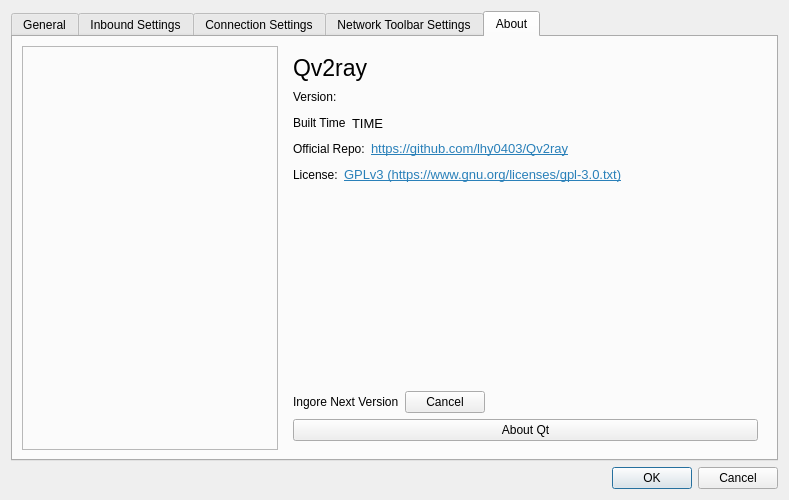
Above: src/ui/w_PrefrencesWindow.ui from darsvador/qvssr before the change. Below: the same form after it.
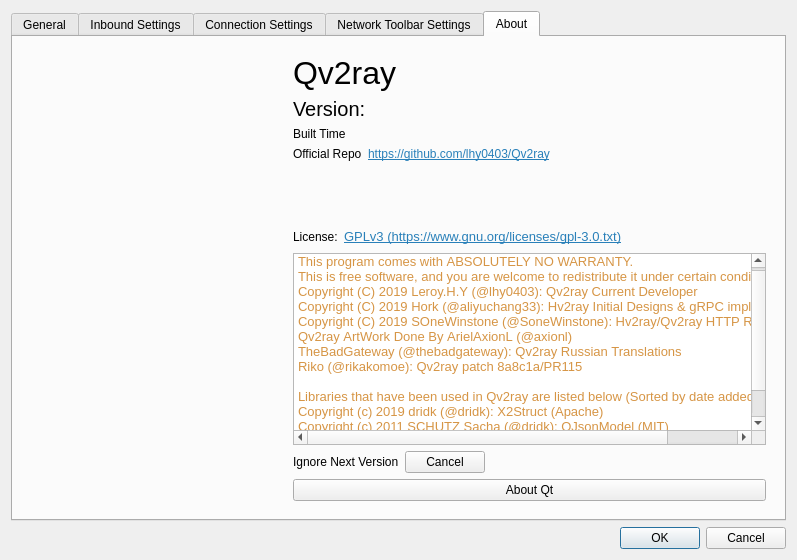
That is the form after the change. The open tabs and pages were chosen to show the change. Icons and pictures are not drawn.

Commit message:
[VD][WIP] #130 Change to a new logo, new icon color schemes and added dark mode support (#131)
* [Update] icons: visual design

* [add] Added PNG for macOS

* [add] Added macOS icns

* [add] Added more icons and do some renamings, #130 this WILL BREAK the build.

* [fix] #130 fixed some ui settings

* [add] #130 Added more support for new ICONS

* [change] #130 #131 Changed MainWindow UI-Merging "ADDConfigBtn", fixed a ScreenShot window issue. Added message in Pref Window.

* [fix] Fixed layout of mainwindow

* [Windows] More UI Options

* [fix] Fixed a typo #130 #131

```diff
--- a/src/ui/w_PrefrencesWindow.ui
+++ b/src/ui/w_PrefrencesWindow.ui
@@ -6,20 +6,14 @@
    <rect>
     <x>0</x>
     <y>0</y>
-    <width>789</width>
-    <height>500</height>
+    <width>797</width>
+    <height>560</height>
    </rect>
   </property>
-  <property name="sizePolicy">
-   <sizepolicy hsizetype="Preferred" vsizetype="MinimumExpanding">
-    <horstretch>0</horstretch>
-    <verstretch>0</verstretch>
-   </sizepolicy>
-  </property>
   <property name="minimumSize">
    <size>
     <width>780</width>
-    <height>500</height>
+    <height>560</height>
    </size>
   </property>
   <property name="windowTitle">
@@ -1051,31 +1045,42 @@
       <attribute name="title">
        <string>About</string>
       </attribute>
-      <layout class="QHBoxLayout" name="horizontalLayout" stretch="0,0">
+      <layout class="QHBoxLayout" name="horizontalLayout">
        <item>
-        <widget class="QFrame" name="img">
-         <property name="sizePolicy">
-          <sizepolicy hsizetype="Minimum" vsizetype="Minimum">
-           <horstretch>0</horstretch>
-           <verstretch>0</verstretch>
-          </sizepolicy>
-         </property>
-         <property name="minimumSize">
-          <size>
-           <width>256</width>
-           <height>256</height>
-          </size>
-         </property>
-         <property name="styleSheet">
-          <string notr="true">background-image: url(:/icons/qv2ray.ico);background-repeat: no-repeat;</string>
-         </property>
-         <property name="frameShape">
-          <enum>QFrame::StyledPanel</enum>
-         </property>
-         <property name="frameShadow">
-          <enum>QFrame::Raised</enum>
-         </property>
-        </widget>
+        <layout class="QVBoxLayout" name="verticalLayout_5">
+         <item>
+          <widget class="QWidget" name="img" native="true">
+           <property name="sizePolicy">
+            <sizepolicy hsizetype="Minimum" vsizetype="Minimum">
+             <horstretch>0</horstretch>
+             <verstretch>0</verstretch>
+            </sizepolicy>
+           </property>
+           <property name="minimumSize">
+            <size>
+             <width>256</width>
+             <height>256</height>
+            </size>
+           </property>
+           <property name="styleSheet">
+            <string notr="true">image: url(:/icons/qv2ray.ico);</string>
+           </property>
+          </widget>
+         </item>
+         <item>
+          <spacer name="verticalSpacer_2">
+           <property name="orientation">
+            <enum>Qt::Vertical</enum>
+           </property>
+           <property name="sizeHint" stdset="0">
+            <size>
+             <width>20</width>
+             <height>40</height>
+            </size>
+           </property>
+          </spacer>
+         </item>
+        </layout>
        </item>
        <item>
         <widget class="QFrame" name="formFrame">
@@ -1084,7 +1089,7 @@
            <widget class="QLabel" name="label_20">
             <property name="font">
              <font>
-              <pointsize>17</pointsize>
+              <pointsize>24</pointsize>
              </font>
             </property>
             <property name="text">
@@ -1096,6 +1101,11 @@
            <layout class="QHBoxLayout" name="horizontalLayout_6">
             <item>
              <widget class="QLabel" name="label_24">
+              <property name="font">
+               <font>
+                <pointsize>15</pointsize>
+               </font>
+              </property>
               <property name="text">
                <string>Version:</string>
               </property>
@@ -1105,7 +1115,7 @@
              <widget class="QLabel" name="qvVersion">
               <property name="font">
                <font>
-                <pointsize>10</pointsize>
+                <pointsize>15</pointsize>
                </font>
               </property>
              </widget>
@@ -1126,51 +1136,29 @@
            </layout>
           </item>
           <item>
-           <layout class="QHBoxLayout" name="horizontalLayout_7">
-            <item>
+           <layout class="QGridLayout" name="gridLayout_5" columnstretch="0,1">
+            <item row="0" column="1">
+             <widget class="QLabel" name="qvBuildTime">
+              <property name="text">
+               <string/>
+              </property>
+             </widget>
+            </item>
+            <item row="0" column="0">
              <widget class="QLabel" name="label_26">
               <property name="text">
                <string>Built Time</string>
               </property>
              </widget>
             </item>
-            <item>
-             <widget class="QLabel" name="qvBuildTime">
-              <property name="font">
-               <font>
-                <pointsize>10</pointsize>
-               </font>
-              </property>
-              <property name="text">
-               <string>TIME</string>
-              </property>
-             </widget>
-            </item>
-            <item>
-             <spacer name="horizontalSpacer_2">
-              <property name="orientation">
-               <enum>Qt::Horizontal</enum>
-              </property>
-              <property name="sizeHint" stdset="0">
-               <size>
-                <width>40</width>
-                <height>20</height>
-               </size>
-              </property>
-             </spacer>
-            </item>
-           </layout>
-          </item>
-          <item>
-           <layout class="QHBoxLayout" name="horizontalLayout_8">
-            <item>
+            <item row="1" column="0">
              <widget class="QLabel" name="label_27">
               <property name="text">
-               <string>Official Repo:</string>
+               <string>Official Repo</string>
               </property>
              </widget>
             </item>
-            <item>
+            <item row="1" column="1">
              <widget class="QLabel" name="label_28">
               <property name="sizePolicy">
                <sizepolicy hsizetype="Expanding" vsizetype="Preferred">
@@ -1178,11 +1166,6 @@
                 <verstretch>0</verstretch>
                </sizepolicy>
               </property>
-              <property name="font">
-               <font>
-                <pointsize>10</pointsize>
-               </font>
-              </property>
               <property name="text">
                <string>&lt;html&gt;&lt;head/&gt;&lt;body&gt;&lt;p&gt;&lt;a href=&quot;https://github.com/lhy0403/Qv2ray&quot;&gt;&lt;span style=&quot; text-decoration: underline; color:#2980b9;&quot;&gt;https://github.com/lhy0403/Qv2ray&lt;/span&gt;&lt;/a&gt;&lt;/p&gt;&lt;/body&gt;&lt;/html&gt;</string>
               </property>
@@ -1197,21 +1180,21 @@
               </property>
              </widget>
             </item>
-            <item>
-             <spacer name="horizontalSpacer_3">
-              <property name="orientation">
-               <enum>Qt::Horizontal</enum>
-              </property>
-              <property name="sizeHint" stdset="0">
-               <size>
-                <width>40</width>
-                <height>20</height>
-               </size>
-              </property>
-             </spacer>
-            </item>
            </layout>
           </item>
+          <item>
+           <spacer name="verticalSpacer_6">
+            <property name="orientation">
+             <enum>Qt::Vertical</enum>
+            </property>
+            <property name="sizeHint" stdset="0">
+             <size>
+              <width>20</width>
+              <height>40</height>
+             </size>
+            </property>
+           </spacer>
+          </item>
           <item>
            <layout class="QHBoxLayout" name="horizontalLayout_9">
             <item>
@@ -1264,24 +1247,41 @@
            </layout>
           </item>
           <item>
-           <spacer name="verticalSpacer1_2">
-            <property name="orientation">
-             <enum>Qt::Vertical</enum>
+           <widget class="QTextEdit" name="textEdit">
+            <property name="lineWrapMode">
+             <enum>QTextEdit::NoWrap</enum>
             </property>
-            <property name="sizeHint" stdset="0">
-             <size>
-              <width>20</width>
-              <height>40</height>
-             </size>
+            <property name="readOnly">
+             <bool>true</bool>
             </property>
-           </spacer>
+            <property name="html">
+             <string>&lt;!DOCTYPE HTML PUBLIC &quot;-//W3C//DTD HTML 4.0//EN&quot; &quot;http://www.w3.org/TR/REC-html40/strict.dtd&quot;&gt;
+&lt;html&gt;&lt;head&gt;&lt;meta name=&quot;qrichtext&quot; content=&quot;1&quot; /&gt;&lt;style type=&quot;text/css&quot;&gt;
+p, li { white-space: pre-wrap; }
+&lt;/style&gt;&lt;/head&gt;&lt;body style=&quot; font-family:'Noto Sans'; font-size:10pt; font-weight:400; font-style:normal;&quot;&gt;
+&lt;p style=&quot; margin-top:0px; margin-bottom:0px; margin-left:0px; margin-right:0px; -qt-block-indent:0; text-indent:0px;&quot;&gt;&lt;span style=&quot; font-family:'Noto Sans'; color:#d69545;&quot;&gt;This&lt;/span&gt;&lt;span style=&quot; font-family:'Noto Sans'; color:#bec0c2;&quot;&gt; &lt;/span&gt;&lt;span style=&quot; font-family:'Noto Sans'; color:#d69545;&quot;&gt;program&lt;/span&gt;&lt;span style=&quot; font-family:'Noto Sans'; color:#bec0c2;&quot;&gt; &lt;/span&gt;&lt;span style=&quot; font-family:'Noto Sans'; color:#d69545;&quot;&gt;comes&lt;/span&gt;&lt;span style=&quot; font-family:'Noto Sans'; color:#bec0c2;&quot;&gt; &lt;/span&gt;&lt;span style=&quot; font-family:'Noto Sans'; color:#d69545;&quot;&gt;with&lt;/span&gt;&lt;span style=&quot; font-family:'Noto Sans'; color:#bec0c2;&quot;&gt; &lt;/span&gt;&lt;span style=&quot; font-family:'Noto Sans'; color:#d69545;&quot;&gt;ABSOLUTELY&lt;/span&gt;&lt;span style=&quot; font-family:'Noto Sans'; color:#bec0c2;&quot;&gt; &lt;/span&gt;&lt;span style=&quot; font-family:'Noto Sans'; color:#d69545;&quot;&gt;NO&lt;/span&gt;&lt;span style=&quot; font-family:'Noto Sans'; color:#bec0c2;&quot;&gt; &lt;/span&gt;&lt;span style=&quot; font-family:'Noto Sans'; color:#d69545;&quot;&gt;WARRANTY.&lt;/span&gt;&lt;/p&gt;
+&lt;p style=&quot; margin-top:0px; margin-bottom:0px; margin-left:0px; margin-right:0px; -qt-block-indent:0; text-indent:0px;&quot;&gt;&lt;span style=&quot; font-family:'Hack'; color:#d69545;&quot;&gt;This&lt;/span&gt;&lt;span style=&quot; font-family:'Hack'; color:#bec0c2;&quot;&gt; &lt;/span&gt;&lt;span style=&quot; font-family:'Hack'; color:#d69545;&quot;&gt;is&lt;/span&gt;&lt;span style=&quot; font-family:'Hack'; color:#bec0c2;&quot;&gt; &lt;/span&gt;&lt;span style=&quot; font-family:'Hack'; color:#d69545;&quot;&gt;free&lt;/span&gt;&lt;span style=&quot; font-family:'Hack'; color:#bec0c2;&quot;&gt; &lt;/span&gt;&lt;span style=&quot; font-family:'Hack'; color:#d69545;&quot;&gt;software,&lt;/span&gt;&lt;span style=&quot; font-family:'Hack'; color:#bec0c2;&quot;&gt; &lt;/span&gt;&lt;span style=&quot; font-family:'Hack'; color:#d69545;&quot;&gt;and&lt;/span&gt;&lt;span style=&quot; font-family:'Hack'; color:#bec0c2;&quot;&gt; &lt;/span&gt;&lt;span style=&quot; font-family:'Hack'; color:#d69545;&quot;&gt;you&lt;/span&gt;&lt;span style=&quot; font-family:'Hack'; color:#bec0c2;&quot;&gt; &lt;/span&gt;&lt;span style=&quot; font-family:'Hack'; color:#d69545;&quot;&gt;are&lt;/span&gt;&lt;span style=&quot; font-family:'Hack'; color:#bec0c2;&quot;&gt; &lt;/span&gt;&lt;span style=&quot; font-family:'Hack'; color:#d69545;&quot;&gt;welcome&lt;/span&gt;&lt;span style=&quot; font-family:'Hack'; color:#bec0c2;&quot;&gt; &lt;/span&gt;&lt;span style=&quot; font-family:'Hack'; color:#d69545;&quot;&gt;to&lt;/span&gt;&lt;span style=&quot; font-family:'Hack'; color:#bec0c2;&quot;&gt; &lt;/span&gt;&lt;span style=&quot; font-family:'Hack'; color:#d69545;&quot;&gt;redistribute&lt;/span&gt;&lt;span style=&quot; font-family:'Hack'; color:#bec0c2;&quot;&gt; &lt;/span&gt;&lt;span style=&quot; font-family:'Hack'; color:#d69545;&quot;&gt;it under&lt;/span&gt;&lt;span style=&quot; font-family:'Hack'; color:#bec0c2;&quot;&gt; &lt;/span&gt;&lt;span style=&quot; font-family:'Hack'; color:#d69545;&quot;&gt;certain&lt;/span&gt;&lt;span style=&quot; font-family:'Hack'; color:#bec0c2;&quot;&gt; &lt;/span&gt;&lt;span style=&quot; font-family:'Hack'; color:#d69545;&quot;&gt;conditions.&lt;/span&gt;&lt;/p&gt;
+&lt;p style=&quot; margin-top:0px; margin-bottom:0px; margin-left:0px; margin-right:0px; -qt-block-indent:0; text-indent:0px;&quot;&gt;&lt;span style=&quot; font-family:'Hack'; color:#d69545;&quot;&gt;Copyright&lt;/span&gt;&lt;span style=&quot; font-family:'Hack'; color:#bec0c2;&quot;&gt; &lt;/span&gt;&lt;span style=&quot; font-family:'Hack'; color:#d69545;&quot;&gt;(C)&lt;/span&gt;&lt;span style=&quot; font-family:'Hack'; color:#bec0c2;&quot;&gt; &lt;/span&gt;&lt;span style=&quot; font-family:'Hack'; color:#d69545;&quot;&gt;2019&lt;/span&gt;&lt;span style=&quot; font-family:'Hack'; color:#bec0c2;&quot;&gt; &lt;/span&gt;&lt;span style=&quot; font-family:'Hack'; color:#d69545;&quot;&gt;Leroy.H.Y&lt;/span&gt;&lt;span style=&quot; font-family:'Hack'; color:#bec0c2;&quot;&gt; &lt;/span&gt;&lt;span style=&quot; font-family:'Hack'; color:#d69545;&quot;&gt;(@lhy0403):&lt;/span&gt;&lt;span style=&quot; font-family:'Hack'; color:#bec0c2;&quot;&gt; &lt;/span&gt;&lt;span style=&quot; font-family:'Hack'; color:#d69545;&quot;&gt;Qv2ray&lt;/span&gt;&lt;span style=&quot; font-family:'Hack'; color:#bec0c2;&quot;&gt; &lt;/span&gt;&lt;span style=&quot; font-family:'Hack'; color:#d69545;&quot;&gt;Current&lt;/span&gt;&lt;span style=&quot; font-family:'Hack'; color:#bec0c2;&quot;&gt; &lt;/span&gt;&lt;span style=&quot; font-family:'Hack'; color:#d69545;&quot;&gt;Developer&lt;/span&gt;&lt;/p&gt;
+&lt;p style=&quot; margin-top:0px; margin-bottom:0px; margin-left:0px; margin-right:0px; -qt-block-indent:0; text-indent:0px;&quot;&gt;&lt;span style=&quot; font-family:'Hack'; color:#d69545;&quot;&gt;Copyright&lt;/span&gt;&lt;span style=&quot; font-family:'Hack'; color:#bec0c2;&quot;&gt; &lt;/span&gt;&lt;span style=&quot; font-family:'Hack'; color:#d69545;&quot;&gt;(C)&lt;/span&gt;&lt;span style=&quot; font-family:'Hack'; color:#bec0c2;&quot;&gt; &lt;/span&gt;&lt;span style=&quot; font-family:'Hack'; color:#d69545;&quot;&gt;2019&lt;/span&gt;&lt;span style=&quot; font-family:'Hack'; color:#bec0c2;&quot;&gt; &lt;/span&gt;&lt;span style=&quot; font-family:'Hack'; color:#d69545;&quot;&gt;Hork&lt;/span&gt;&lt;span style=&quot; font-family:'Hack'; color:#bec0c2;&quot;&gt; &lt;/span&gt;&lt;span style=&quot; font-family:'Hack'; color:#d69545;&quot;&gt;(@aliyuchang33):&lt;/span&gt;&lt;span style=&quot; font-family:'Hack'; color:#bec0c2;&quot;&gt; &lt;/span&gt;&lt;span style=&quot; font-family:'Hack'; color:#d69545;&quot;&gt;Hv2ray&lt;/span&gt;&lt;span style=&quot; font-family:'Hack'; color:#bec0c2;&quot;&gt; &lt;/span&gt;&lt;span style=&quot; font-family:'Hack'; color:#d69545;&quot;&gt;Initial&lt;/span&gt;&lt;span style=&quot; font-family:'Hack'; color:#bec0c2;&quot;&gt; &lt;/span&gt;&lt;span style=&quot; font-family:'Hack'; color:#d69545;&quot;&gt;Designs&lt;/span&gt;&lt;span style=&quot; font-family:'Hack'; color:#bec0c2;&quot;&gt; &lt;/span&gt;&lt;span style=&quot; font-family:'Hack'; color:#d69545;&quot;&gt;&amp;amp;&lt;/span&gt;&lt;span style=&quot; font-family:'Hack'; color:#bec0c2;&quot;&gt; &lt;/span&gt;&lt;span style=&quot; font-family:'Hack'; color:#d69545;&quot;&gt;gRPC&lt;/span&gt;&lt;span style=&quot; font-family:'Hack'; color:#bec0c2;&quot;&gt; &lt;/span&gt;&lt;span style=&quot; font-family:'Hack'; color:#d69545;&quot;&gt;implementation&lt;/span&gt;&lt;/p&gt;
+&lt;p style=&quot; margin-top:0px; margin-bottom:0px; margin-left:0px; margin-right:0px; -qt-block-indent:0; text-indent:0px;&quot;&gt;&lt;span style=&quot; font-family:'Hack'; color:#d69545;&quot;&gt;Copyright&lt;/span&gt;&lt;span style=&quot; font-family:'Hack'; color:#bec0c2;&quot;&gt; &lt;/span&gt;&lt;span style=&quot; font-family:'Hack'; color:#d69545;&quot;&gt;(C)&lt;/span&gt;&lt;span style=&quot; font-family:'Hack'; color:#bec0c2;&quot;&gt; &lt;/span&gt;&lt;span style=&quot; font-family:'Hack'; color:#d69545;&quot;&gt;2019&lt;/span&gt;&lt;span style=&quot; font-family:'Hack'; color:#bec0c2;&quot;&gt; &lt;/span&gt;&lt;span style=&quot; font-family:'Hack'; color:#d69545;&quot;&gt;SOneWinstone&lt;/span&gt;&lt;span style=&quot; font-family:'Hack'; color:#bec0c2;&quot;&gt; &lt;/span&gt;&lt;span style=&quot; font-family:'Hack'; color:#d69545;&quot;&gt;(@SoneWinstone):&lt;/span&gt;&lt;span style=&quot; font-family:'Hack'; color:#bec0c2;&quot;&gt; &lt;/span&gt;&lt;span style=&quot; font-family:'Hack'; color:#d69545;&quot;&gt;Hv2ray/Qv2ray&lt;/span&gt;&lt;span style=&quot; font-family:'Hack'; color:#bec0c2;&quot;&gt; &lt;/span&gt;&lt;span style=&quot; font-family:'Hack'; color:#d69545;&quot;&gt;HTTP&lt;/span&gt;&lt;span style=&quot; font-family:'Hack'; color:#bec0c2;&quot;&gt; &lt;/span&gt;&lt;span style=&quot; font-family:'Hack'; color:#d69545;&quot;&gt;Request&lt;/span&gt;&lt;span style=&quot; font-family:'Hack'; color:#bec0c2;&quot;&gt; &lt;/span&gt;&lt;span style=&quot; font-family:'Hack'; color:#d69545;&quot;&gt;Helper&lt;/span&gt;&lt;/p&gt;
+&lt;p style=&quot; margin-top:0px; margin-bottom:0px; margin-left:0px; margin-right:0px; -qt-block-indent:0; text-indent:0px;&quot;&gt;&lt;span style=&quot; font-family:'Hack'; color:#d69545;&quot;&gt;Qv2ray&lt;/span&gt;&lt;span style=&quot; font-family:'Hack'; color:#bec0c2;&quot;&gt; &lt;/span&gt;&lt;span style=&quot; font-family:'Hack'; color:#d69545;&quot;&gt;ArtWork&lt;/span&gt;&lt;span style=&quot; font-family:'Hack'; color:#bec0c2;&quot;&gt; &lt;/span&gt;&lt;span style=&quot; font-family:'Hack'; color:#d69545;&quot;&gt;Done&lt;/span&gt;&lt;span style=&quot; font-family:'Hack'; color:#bec0c2;&quot;&gt; &lt;/span&gt;&lt;span style=&quot; font-family:'Hack'; color:#d69545;&quot;&gt;By&lt;/span&gt;&lt;span style=&quot; font-family:'Hack'; color:#bec0c2;&quot;&gt; &lt;/span&gt;&lt;span style=&quot; font-family:'Hack'; color:#d69545;&quot;&gt;ArielAxionL&lt;/span&gt;&lt;span style=&quot; font-family:'Hack'; color:#bec0c2;&quot;&gt; &lt;/span&gt;&lt;span style=&quot; font-family:'Hack'; color:#d69545;&quot;&gt;(@axionl)&lt;/span&gt;&lt;/p&gt;
+&lt;p style=&quot; margin-top:0px; margin-bottom:0px; margin-left:0px; margin-right:0px; -qt-block-indent:0; text-indent:0px;&quot;&gt;&lt;span style=&quot; font-family:'Hack'; color:#d69545;&quot;&gt;TheBadGateway&lt;/span&gt;&lt;span style=&quot; font-family:'Hack'; color:#bec0c2;&quot;&gt; &lt;/span&gt;&lt;span style=&quot; font-family:'Hack'; color:#d69545;&quot;&gt;(@thebadgateway):&lt;/span&gt;&lt;span style=&quot; font-family:'Hack'; color:#bec0c2;&quot;&gt; &lt;/span&gt;&lt;span style=&quot; font-family:'Hack'; color:#d69545;&quot;&gt;Qv2ray&lt;/span&gt;&lt;span style=&quot; font-family:'Hack'; color:#bec0c2;&quot;&gt; &lt;/span&gt;&lt;span style=&quot; font-family:'Hack'; color:#d69545;&quot;&gt;Russian&lt;/span&gt;&lt;span style=&quot; font-family:'Hack'; color:#bec0c2;&quot;&gt; &lt;/span&gt;&lt;span style=&quot; font-family:'Hack'; color:#d69545;&quot;&gt;Translations&lt;/span&gt;&lt;/p&gt;
+&lt;p style=&quot; margin-top:0px; margin-bottom:0px; margin-left:0px; margin-right:0px; -qt-block-indent:0; text-indent:0px;&quot;&gt;&lt;span style=&quot; font-family:'Hack'; color:#d69545;&quot;&gt;Riko&lt;/span&gt;&lt;span style=&quot; font-family:'Hack'; color:#bec0c2;&quot;&gt; &lt;/span&gt;&lt;span style=&quot; font-family:'Hack'; color:#d69545;&quot;&gt;(@rikakomoe):&lt;/span&gt;&lt;span style=&quot; font-family:'Hack'; color:#bec0c2;&quot;&gt; &lt;/span&gt;&lt;span style=&quot; font-family:'Hack'; color:#d69545;&quot;&gt;Qv2ray&lt;/span&gt;&lt;span style=&quot; font-family:'Hack'; color:#bec0c2;&quot;&gt; &lt;/span&gt;&lt;span style=&quot; font-family:'Hack'; color:#d69545;&quot;&gt;patch&lt;/span&gt;&lt;span style=&quot; font-family:'Hack'; color:#bec0c2;&quot;&gt; &lt;/span&gt;&lt;span style=&quot; font-family:'Hack'; color:#d69545;&quot;&gt;8a8c1a/PR115&lt;/span&gt;&lt;/p&gt;
+&lt;p style=&quot;-qt-paragraph-type:empty; margin-top:0px; margin-bottom:0px; margin-left:0px; margin-right:0px; -qt-block-indent:0; text-indent:0px; font-family:'Hack';&quot;&gt;&lt;br /&gt;&lt;/p&gt;
+&lt;p style=&quot; margin-top:0px; margin-bottom:0px; margin-left:0px; margin-right:0px; -qt-block-indent:0; text-indent:0px;&quot;&gt;&lt;span style=&quot; font-family:'Hack'; color:#d69545;&quot;&gt;Libraries&lt;/span&gt;&lt;span style=&quot; font-family:'Hack'; color:#bec0c2;&quot;&gt; &lt;/span&gt;&lt;span style=&quot; font-family:'Hack'; color:#d69545;&quot;&gt;that&lt;/span&gt;&lt;span style=&quot; font-family:'Hack'; color:#bec0c2;&quot;&gt; &lt;/span&gt;&lt;span style=&quot; font-family:'Hack'; color:#d69545;&quot;&gt;have&lt;/span&gt;&lt;span style=&quot; font-family:'Hack'; color:#bec0c2;&quot;&gt; &lt;/span&gt;&lt;span style=&quot; font-family:'Hack'; color:#d69545;&quot;&gt;been&lt;/span&gt;&lt;span style=&quot; font-family:'Hack'; color:#bec0c2;&quot;&gt; &lt;/span&gt;&lt;span style=&quot; font-family:'Hack'; color:#d69545;&quot;&gt;used&lt;/span&gt;&lt;span style=&quot; font-family:'Hack'; color:#bec0c2;&quot;&gt; &lt;/span&gt;&lt;span style=&quot; font-family:'Hack'; color:#d69545;&quot;&gt;in&lt;/span&gt;&lt;span style=&quot; font-family:'Hack'; color:#bec0c2;&quot;&gt; &lt;/span&gt;&lt;span style=&quot; font-family:'Hack'; color:#d69545;&quot;&gt;Qv2ray&lt;/span&gt;&lt;span style=&quot; font-family:'Hack'; color:#bec0c2;&quot;&gt; &lt;/span&gt;&lt;span style=&quot; font-family:'Hack'; color:#d69545;&quot;&gt;are&lt;/span&gt;&lt;span style=&quot; font-family:'Hack'; color:#bec0c2;&quot;&gt; &lt;/span&gt;&lt;span style=&quot; font-family:'Hack'; color:#d69545;&quot;&gt;listed&lt;/span&gt;&lt;span style=&quot; font-family:'Hack'; color:#bec0c2;&quot;&gt; &lt;/span&gt;&lt;span style=&quot; font-family:'Hack'; color:#d69545;&quot;&gt;below&lt;/span&gt;&lt;span style=&quot; font-family:'Hack'; color:#bec0c2;&quot;&gt; &lt;/span&gt;&lt;span style=&quot; font-family:'Hack'; color:#d69545;&quot;&gt;(Sorted&lt;/span&gt;&lt;span style=&quot; font-family:'Hack'; color:#bec0c2;&quot;&gt; &lt;/span&gt;&lt;span style=&quot; font-family:'Hack'; color:#d69545;&quot;&gt;by&lt;/span&gt;&lt;span style=&quot; font-family:'Hack'; color:#bec0c2;&quot;&gt; &lt;/span&gt;&lt;span style=&quot; font-family:'Hack'; color:#d69545;&quot;&gt;date&lt;/span&gt;&lt;span style=&quot; font-family:'Hack'; color:#bec0c2;&quot;&gt; &lt;/span&gt;&lt;span style=&quot; font-family:'Hack'; color:#d69545;&quot;&gt;added):&lt;/span&gt;&lt;/p&gt;
+&lt;p style=&quot; margin-top:0px; margin-bottom:0px; margin-left:0px; margin-right:0px; -qt-block-indent:0; text-indent:0px;&quot;&gt;&lt;span style=&quot; font-family:'Hack'; color:#d69545;&quot;&gt;Copyright&lt;/span&gt;&lt;span style=&quot; font-family:'Hack'; color:#bec0c2;&quot;&gt; &lt;/span&gt;&lt;span style=&quot; font-family:'Hack'; color:#d69545;&quot;&gt;(c)&lt;/span&gt;&lt;span style=&quot; font-family:'Hack'; color:#bec0c2;&quot;&gt; &lt;/span&gt;&lt;span style=&quot; font-family:'Hack'; color:#d69545;&quot;&gt;2019&lt;/span&gt;&lt;span style=&quot; font-family:'Hack'; color:#bec0c2;&quot;&gt; &lt;/span&gt;&lt;span style=&quot; font-family:'Hack'; color:#d69545;&quot;&gt;dridk&lt;/span&gt;&lt;span style=&quot; font-family:'Hack'; color:#bec0c2;&quot;&gt; &lt;/span&gt;&lt;span style=&quot; font-family:'Hack'; color:#d69545;&quot;&gt;(@dridk):&lt;/span&gt;&lt;span style=&quot; font-family:'Hack'; color:#bec0c2;&quot;&gt; &lt;/span&gt;&lt;span style=&quot; font-family:'Hack'; color:#d69545;&quot;&gt;X2Struct&lt;/span&gt;&lt;span style=&quot; font-family:'Hack'; color:#bec0c2;&quot;&gt; &lt;/span&gt;&lt;span style=&quot; font-family:'Hack'; color:#d69545;&quot;&gt;(Apache)&lt;/span&gt;&lt;/p&gt;
+&lt;p style=&quot; margin-top:0px; margin-bottom:0px; margin-left:0px; margin-right:0px; -qt-block-indent:0; text-indent:0px;&quot;&gt;&lt;span style=&quot; font-family:'Hack'; color:#d69545;&quot;&gt;Copyright&lt;/span&gt;&lt;span style=&quot; font-family:'Hack'; color:#bec0c2;&quot;&gt; &lt;/span&gt;&lt;span style=&quot; font-family:'Hack'; color:#d69545;&quot;&gt;(c)&lt;/span&gt;&lt;span style=&quot; font-family:'Hack'; color:#bec0c2;&quot;&gt; &lt;/span&gt;&lt;span style=&quot; font-family:'Hack'; color:#d69545;&quot;&gt;2011&lt;/span&gt;&lt;span style=&quot; font-family:'Hack'; color:#bec0c2;&quot;&gt; &lt;/span&gt;&lt;span style=&quot; font-family:'Hack'; color:#d69545;&quot;&gt;SCHUTZ&lt;/span&gt;&lt;span style=&quot; font-family:'Hack'; color:#bec0c2;&quot;&gt; &lt;/span&gt;&lt;span style=&quot; font-family:'Hack'; color:#d69545;&quot;&gt;Sacha&lt;/span&gt;&lt;span style=&quot; font-family:'Hack'; color:#bec0c2;&quot;&gt; &lt;/span&gt;&lt;span style=&quot; font-family:'Hack'; color:#d69545;&quot;&gt;(@dridk):&lt;/span&gt;&lt;span style=&quot; font-family:'Hack'; color:#bec0c2;&quot;&gt; &lt;/span&gt;&lt;span style=&quot; font-family:'Hack'; color:#d69545;&quot;&gt;QJsonModel&lt;/span&gt;&lt;span style=&quot; font-family:'Hack'; color:#bec0c2;&quot;&gt; &lt;/span&gt;&lt;span style=&quot; font-family:'Hack'; color:#d69545;&quot;&gt;(MIT)&lt;/span&gt;&lt;/p&gt;
+&lt;p style=&quot; margin-top:0px; margin-bottom:0px; margin-left:0px; margin-right:0px; -qt-block-indent:0; text-indent:0px;&quot;&gt;&lt;span style=&quot; font-family:'Hack'; color:#d69545;&quot;&gt;Copyright&lt;/span&gt;&lt;span style=&quot; font-family:'Hack'; color:#bec0c2;&quot;&gt; &lt;/span&gt;&lt;span style=&quot; font-family:'Hack'; color:#d69545;&quot;&gt;(c)&lt;/span&gt;&lt;span style=&quot; font-family:'Hack'; color:#bec0c2;&quot;&gt; &lt;/span&gt;&lt;span style=&quot; font-family:'Hack'; color:#d69545;&quot;&gt;2019&lt;/span&gt;&lt;span style=&quot; font-family:'Hack'; color:#bec0c2;&quot;&gt; &lt;/span&gt;&lt;span style=&quot; font-family:'Hack'; color:#d69545;&quot;&gt;Nikolaos&lt;/span&gt;&lt;span style=&quot; font-family:'Hack'; color:#bec0c2;&quot;&gt; &lt;/span&gt;&lt;span style=&quot; font-family:'Hack'; color:#d69545;&quot;&gt;Ftylitakis&lt;/span&gt;&lt;span style=&quot; font-family:'Hack'; color:#bec0c2;&quot;&gt; &lt;/span&gt;&lt;span style=&quot; font-family:'Hack'; color:#d69545;&quot;&gt;(@ftylitak):&lt;/span&gt;&lt;span style=&quot; font-family:'Hack'; color:#bec0c2;&quot;&gt; &lt;/span&gt;&lt;span style=&quot; font-family:'Hack'; color:#d69545;&quot;&gt;QZXing&lt;/span&gt;&lt;span style=&quot; font-family:'Hack'; color:#bec0c2;&quot;&gt; &lt;/span&gt;&lt;span style=&quot; font-family:'Hack'; color:#d69545;&quot;&gt;(Apache2)&lt;/span&gt;&lt;/p&gt;
+&lt;p style=&quot; margin-top:0px; margin-bottom:0px; margin-left:0px; margin-right:0px; -qt-block-indent:0; text-indent:0px;&quot;&gt;&lt;span style=&quot; font-family:'Hack'; color:#d69545;&quot;&gt;Copyright&lt;/span&gt;&lt;span style=&quot; font-family:'Hack'; color:#bec0c2;&quot;&gt; &lt;/span&gt;&lt;span style=&quot; font-family:'Hack'; color:#d69545;&quot;&gt;(c)&lt;/span&gt;&lt;span style=&quot; font-family:'Hack'; color:#bec0c2;&quot;&gt; &lt;/span&gt;&lt;span style=&quot; font-family:'Hack'; color:#d69545;&quot;&gt;2016&lt;/span&gt;&lt;span style=&quot; font-family:'Hack'; color:#bec0c2;&quot;&gt; &lt;/span&gt;&lt;span style=&quot; font-family:'Hack'; color:#d69545;&quot;&gt;Singein&lt;/span&gt;&lt;span style=&quot; font-family:'Hack'; color:#bec0c2;&quot;&gt; &lt;/span&gt;&lt;span style=&quot; font-family:'Hack'; color:#d69545;&quot;&gt;(@Singein):&lt;/span&gt;&lt;span style=&quot; font-family:'Hack'; color:#bec0c2;&quot;&gt; &lt;/span&gt;&lt;span style=&quot; font-family:'Hack'; color:#d69545;&quot;&gt;ScreenShot&lt;/span&gt;&lt;span style=&quot; font-family:'Hack'; color:#bec0c2;&quot;&gt; &lt;/span&gt;&lt;span style=&quot; font-family:'Hack'; color:#d69545;&quot;&gt;(MIT)&lt;/span&gt;&lt;/p&gt;&lt;/body&gt;&lt;/html&gt;</string>
+            </property>
+           </widget>
           </item>
           <item>
            <layout class="QHBoxLayout" name="horizontalLayout_10">
             <item>
              <widget class="QLabel" name="label_23">
               <property name="text">
-               <string>Ingore Next Version</string>
+               <string>Ignore Next Version</string>
               </property>
              </widget>
             </item>
```
Left out of the diff: 127 changed lines with no effect on the pictures. The commit also changes 82 other files.
